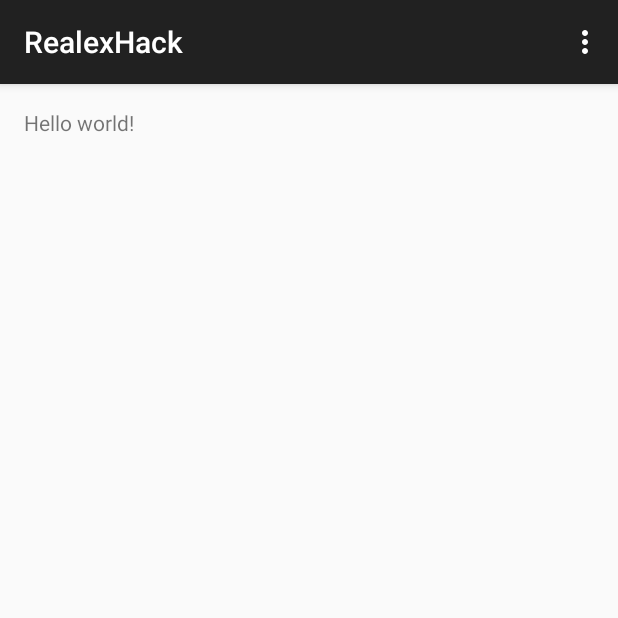
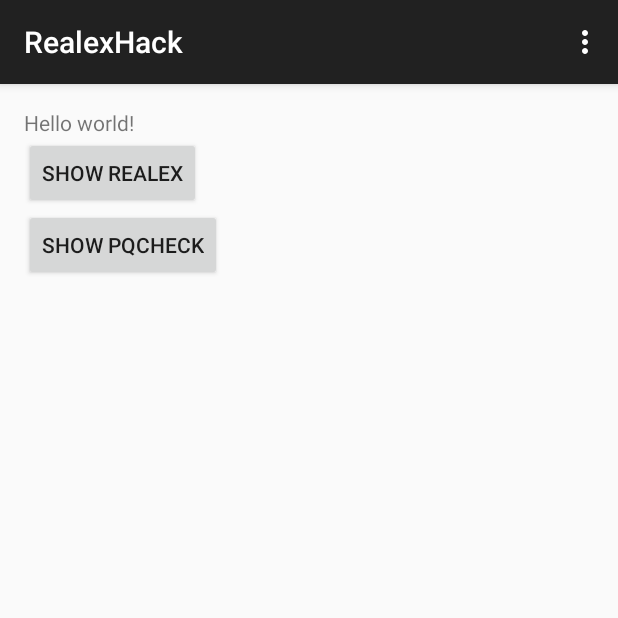
Before and after one commit to realexhack/RealexHack, an Android app: the screen it shows after launch (MainActivity), on a phone screen of 412 x 824 dp, the top half of it. Run offline under Robolectric (Android 15) with nearby library versions, the phone set to English and light mode, and no system bars; libraries missing offline, so code that uses them is left out: com.postquantum.pqcheck, com.realexpayments.hpp; 8 statements that could not run were skipped.

Commit message:
Added Realex and PQCheck buttons

```diff
--- a/app/src/main/java/realexhack/realexhack/MainActivity.java
+++ b/app/src/main/java/realexhack/realexhack/MainActivity.java
@@ -32,6 +32,14 @@
         setContentView(R.layout.activity_main);
         //TestRealex();
         enrol("enrol","012345");
+    }
+
+    public void show_pqcheck_btn_onClick(){
+        enrol("enrol","012345");
+    }
+
+    public void show_realex_btn_onClick(){
+        TestRealex();
     }
 
     private void enrol(String enrolmentLink, String transcript) {
--- a/app/src/main/res/layout/activity_main.xml
+++ b/app/src/main/res/layout/activity_main.xml
@@ -7,7 +7,30 @@
     android:id = "@+id/container"
     tools:context=".MainActivity">
 
-    <TextView android:text="@string/hello_world" android:layout_width="wrap_content"
+    <TextView android:id="@+id/name" android:text="@string/hello_world" android:layout_width="wrap_content"
         android:layout_height="wrap_content" />
 
+    <LinearLayout
+        android:orientation="vertical"
+        android:layout_width="fill_parent"
+        android:layout_height="fill_parent"
+        android:layout_alignParentStart="true"
+        android:layout_below="@+id/name">
+
+        <Button
+            android:layout_width="wrap_content"
+            android:layout_height="wrap_content"
+            android:text="Show Realex"
+            android:id="@+id/show_realex_btn"
+            android:onClick="show_realex_btn_onClick"/>
+
+        <Button
+            android:layout_width="wrap_content"
+            android:layout_height="wrap_content"
+            android:text="Show PQCheck"
+            android:id="@+id/show_pqcheck_btn"
+            android:onClick="show_pqcheck_btn_onClick"/>
+
+    </LinearLayout>
+
 </RelativeLayout>
```
